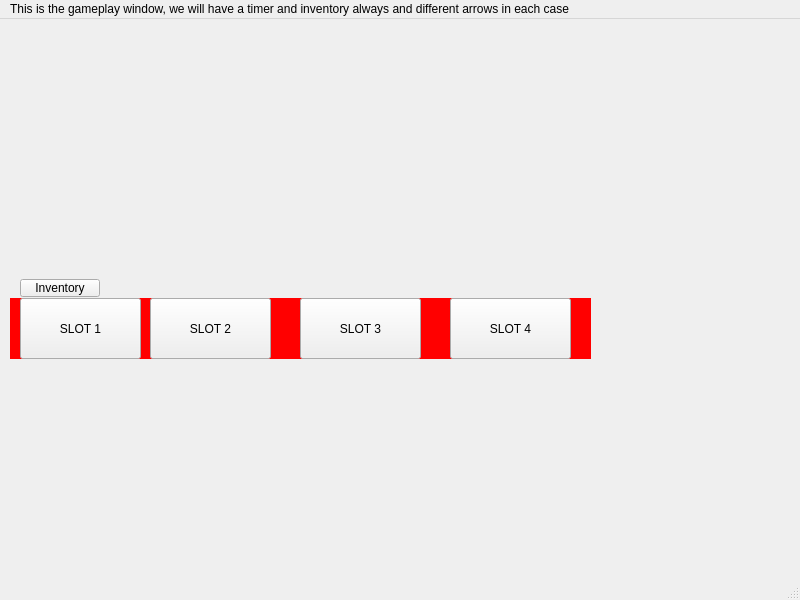
This is zork3/maingamewindow.ui in jeancarson/GUIzork as Qt 5 draws it before an edit. The edited form follows.
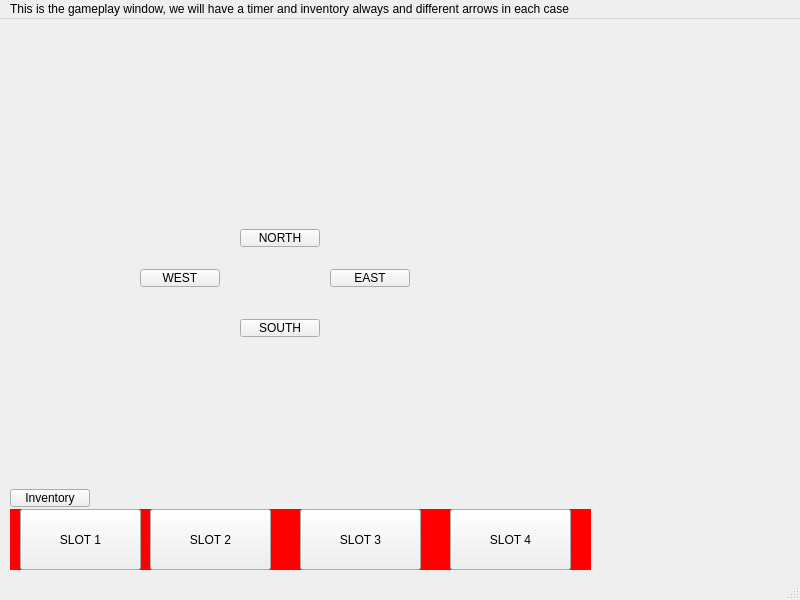
This is the edited form.

Diff of the .ui file:
```diff
--- a/zork3/maingamewindow.ui
+++ b/zork3/maingamewindow.ui
@@ -18,7 +18,7 @@
     <property name="geometry">
      <rect>
       <x>10</x>
-      <y>279</y>
+      <y>490</y>
       <width>581</width>
       <height>61</height>
      </rect>
@@ -84,8 +84,8 @@
    <widget class="QPushButton" name="inventoryToggle">
     <property name="geometry">
      <rect>
-      <x>20</x>
-      <y>260</y>
+      <x>10</x>
+      <y>470</y>
       <width>80</width>
       <height>18</height>
      </rect>
@@ -94,6 +94,58 @@
      <string>Inventory</string>
     </property>
    </widget>
+   <widget class="QPushButton" name="NORTH">
+    <property name="geometry">
+     <rect>
+      <x>240</x>
+      <y>210</y>
+      <width>80</width>
+      <height>18</height>
+     </rect>
+    </property>
+    <property name="text">
+     <string>NORTH</string>
+    </property>
+   </widget>
+   <widget class="QPushButton" name="WEST">
+    <property name="geometry">
+     <rect>
+      <x>140</x>
+      <y>250</y>
+      <width>80</width>
+      <height>18</height>
+     </rect>
+    </property>
+    <property name="text">
+     <string>WEST</string>
+    </property>
+   </widget>
+   <widget class="QPushButton" name="EAST">
+    <property name="geometry">
+     <rect>
+      <x>330</x>
+      <y>250</y>
+      <width>80</width>
+      <height>18</height>
+     </rect>
+    </property>
+    <property name="text">
+     <string>EAST</string>
+    </property>
+   </widget>
+   <widget class="QPushButton" name="SOUTH">
+    <property name="geometry">
+     <rect>
+      <x>240</x>
+      <y>300</y>
+      <width>80</width>
+      <height>18</height>
+     </rect>
+    </property>
+    <property name="text">
+     <string>SOUTH</string>
+    </property>
+   </widget>
   </widget>
   <widget class="QMenuBar" name="menubar">
    <property name="geometry">
```
